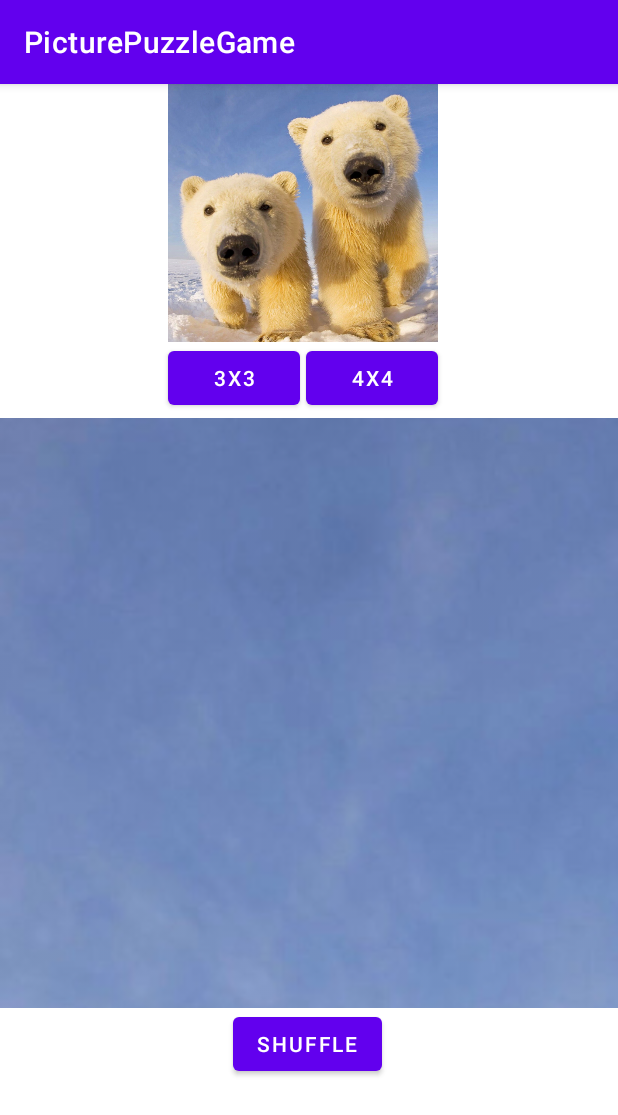
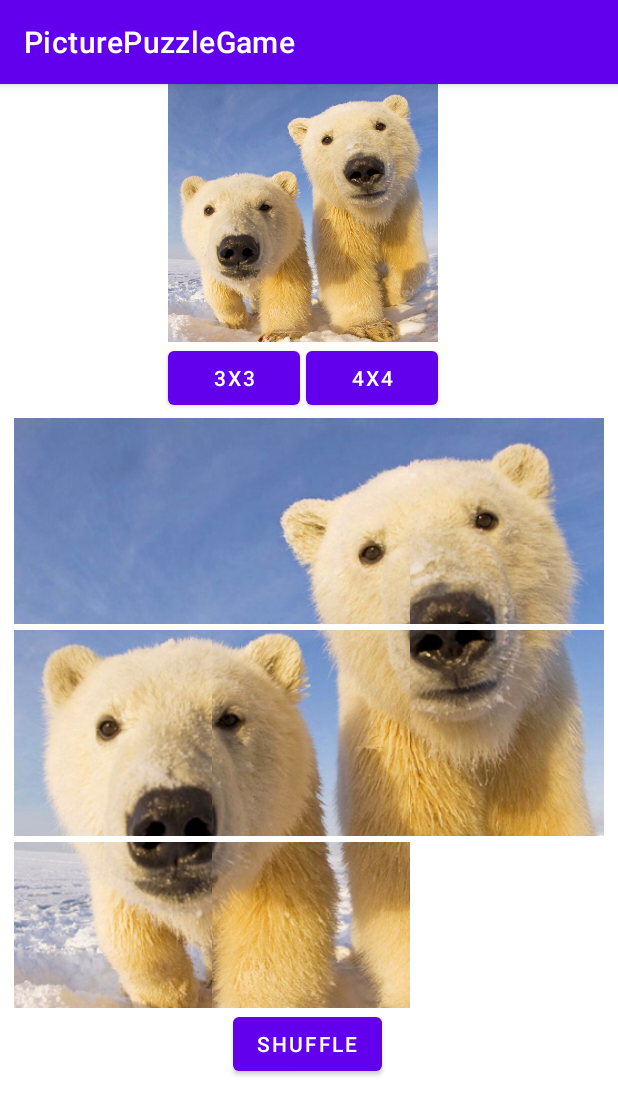
Before and after one commit to seouuuukjin/PicturePuzzleGame, an Android app: the screen it shows after launch (MainActivity), on a phone screen of 412 x 824 dp. Shown: the top 1115 px of the screen. Run offline under Robolectric (Android 15) with nearby library versions, the phone set to English and light mode, and no system bars.

Commit message:
3*3 쪼개고, 마지막은 하얀색 칸나오게 설정까지 완료. 이제 4*4랑 움직이기 하면 됨

```diff
--- a/app/src/main/java/edu/skku/map/picturepuzzlegame/MainActivity.java
+++ b/app/src/main/java/edu/skku/map/picturepuzzlegame/MainActivity.java
@@ -8,6 +8,7 @@ import android.content.pm.PackageManager;
 import android.content.pm.ResolveInfo;
 import android.graphics.Bitmap;
 import android.graphics.BitmapFactory;
+import android.graphics.Color;
 import android.graphics.Point;
 import android.graphics.drawable.BitmapDrawable;
 import android.os.Bundle;
@@ -47,14 +48,18 @@ public class MainActivity extends AppCompatActivity {
         Point size = new Point();
         display.getSize(size);
 
-        //res폴더에 저장된 사진을 Bitmap으로 만들 때 사용한다.것 <- 샘플 이미지 띄우기
+        //res폴더에 저장된 사진을 Bitmap으로 만들 때 사용한다. <- 샘플 이미지 띄우기
         Bitmap bearPic = BitmapFactory.decodeResource(getResources(), R.drawable.bear);
-        bearPic = Bitmap.createScaledBitmap(bearPic, size.x, size.x, true);
+        bearPic = Bitmap.createScaledBitmap(bearPic, size.x - size.x / 10, size.x- size.x / 10, true);
+
+        System.out.println(size.y);
 
         //원본 비트맵 이미지 넓이, 높이
         int bearWidth = bearPic.getWidth();
         int bearHeight = bearPic.getHeight();
+
         Log.d("bitmap size!!!!", Integer.toString(bearWidth));
+        Log.d("bitmap size!!!!", Integer.toString(bearHeight));
 
         int imgSliceWidth33 = bearWidth / 3;
         int imgSliceHeight33 = bearHeight / 3;
@@ -62,9 +67,14 @@ public class MainActivity extends AppCompatActivity {
         int imgSliceWidth44 = bearWidth / 4;
         int imgSliceHeight44 = bearHeight / 4;
 
+        System.out.println(imgSliceHeight33);
+        System.out.println(imgSliceWidth33);
+
+        //사이즈에 맞게 비트맵 이미지 2차원 배열에 각각 생성
         for (int i=0; i<3; i++){
             for(int j=0; j<3; j++){
                 imgSlice33[i][j] = Bitmap.createBitmap(bearPic, j*imgSliceWidth33, i*imgSliceHeight33, imgSliceWidth33, imgSliceHeight33);
+                //imgSlice33[i][j] = Bitmap.createScaledBitmap(imgSlice33[i][j], size.x - size.x / 100, size.x- size.x / 100, true);
             }
         }
         for (int i=0; i<4; i++){
@@ -72,14 +82,18 @@ public class MainActivity extends AppCompatActivity {
                 imgSlice44[i][j] = Bitmap.createBitmap(bearPic, j*imgSliceWidth44, i*imgSliceHeight44, imgSliceWidth44, imgSliceHeight44);
             }
         }
+        //마지막 사진은 빈 배열로 만들
         imgSlice33[2][2] = Bitmap.createBitmap(bearPic, 0,0,1,1);
         imgSlice44[3][3] = Bitmap.createBitmap(bearPic, 0,0,1,1);
+        //위 과정만 거치면 빈 사진이 하늘색이어서, 하얀색으로 해당 칸 설정
+        imgSlice33[2][2].eraseColor(Color.WHITE);
+        imgSlice44[3][3].eraseColor(Color.WHITE);
 
-        //Bitmap을 ImageView의 Background로 저장하기 <- 샘플이미지 만지는
+        //Bitmap을 ImageView의 Background로 저장하기. 샘플이미지 설정하는 것임
         BitmapDrawable bitDraw = new BitmapDrawable(getResources(), bearPic);
         sampleImage.setBackground(bitDraw);
 
-
+        //어댑터 생성 및 붙여주기
         gridAdapter customAdapter = new gridAdapter(this, imgSlice33);
         gridView.setAdapter(customAdapter);
     }
--- a/app/src/main/java/edu/skku/map/picturepuzzlegame/gridAdapter.java
+++ b/app/src/main/java/edu/skku/map/picturepuzzlegame/gridAdapter.java
@@ -15,10 +15,9 @@ import android.widget.ImageView;
 public class gridAdapter extends BaseAdapter {
     LayoutInflater inflater;
     private Context c;
+    //비트맵 배열을 미리 생성해두지 않고, 선언만 해두면 밑에 생성자에서 오류가 난다.
     Bitmap[] items = new Bitmap[9];
-//    int[] items = new int[]{
-//            R.drawable.bear
-//    };
+
     public  gridAdapter(Context c, Bitmap arr[][]){
         this.c = c;
         //items = arr;
@@ -29,20 +28,15 @@ public class gridAdapter extends BaseAdapter {
                 j = j / 3 - 1;
                 i = i + 1;
             }
-            //items[m] = arr[i][j];
+            //비트맵 변수 -> 비트맵 변수로 변수 복사하는 방법
             items[m] = arr[i][j].copy(arr[i][j].getConfig(), true);
             j++;
         }
     };
     public final int getCount(){
-        //출력할 목록 수 반환
-        //return apps.size();
         return items.length;
-        //return 0;
     }
     public final Object getItem(int index){
-        //apps 배열에서 아이템 호출 해줌
-        //return null;
         return items[index];
     }
     public final long getItemId(int index){
@@ -53,11 +47,6 @@ public class gridAdapter extends BaseAdapter {
     //grid에 앱 정보와 새로 따로 정의한 아이템 레이아웃을 매핑 하는 메소
     public View getView(int i, View targetView, ViewGroup parent) {
 
-//        if(targetView == null){
-//            LayoutInflater inflater = (LayoutInflater) c.getSystemService(Context.LAYOUT_INFLATER_SERVICE);
-//            targetView = inflater.inflate(R.layout.item, null);
-//        }
-//        ImageView imageView = (ImageView)targetView.findViewById(R.id.imagePuzzle);
         ImageView imageView;
         if(targetView == null){
             imageView = new ImageView(c);
@@ -69,7 +58,7 @@ public class gridAdapter extends BaseAdapter {
         Point size = new Point();
         display.getSize(size);
 
-        imageView.setLayoutParams(new ViewGroup.LayoutParams(size.x,size.x));
+        imageView.setLayoutParams(new ViewGroup.LayoutParams(size.x / 3,size.x / 3));
         imageView.setScaleType(ImageView.ScaleType.FIT_CENTER);
         imageView.setImageBitmap(items[i]);
 
--- a/app/src/main/res/layout/activity_main.xml
+++ b/app/src/main/res/layout/activity_main.xml
@@ -43,12 +43,13 @@
 
     <GridView
         android:id="@+id/gridView"
-        android:layout_width="match_parent"
+        android:layout_width="393dp"
         android:layout_height="393dp"
-        android:horizontalSpacing="10dp"
-        android:numColumns="1"
+        android:horizontalSpacing="4dp"
+        android:numColumns="auto_fit"
         android:stretchMode="columnWidth"
-        android:verticalSpacing="10dp"
+        android:verticalSpacing="4dp"
+        android:columnWidth="110dp"
         app:layout_constraintBottom_toTopOf="@+id/button_shuffle"
         app:layout_constraintEnd_toEndOf="parent"
         app:layout_constraintStart_toStartOf="parent"
```
